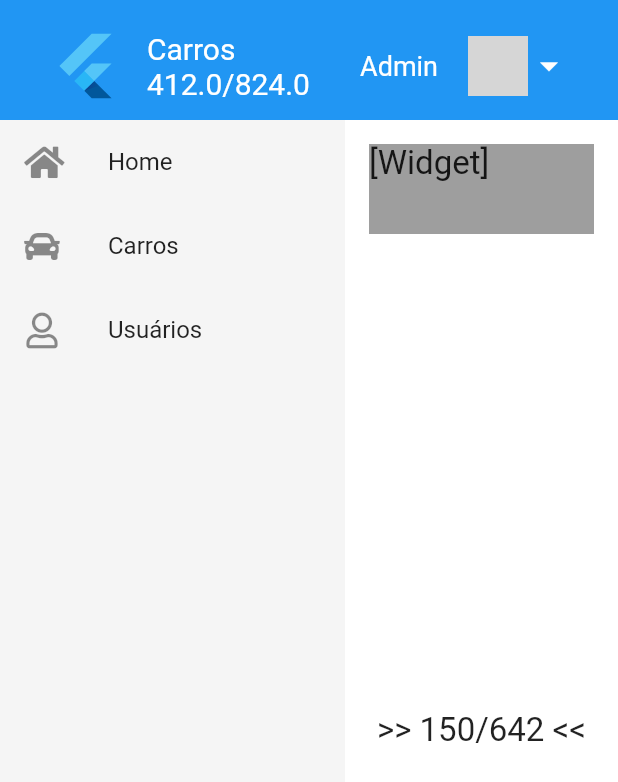
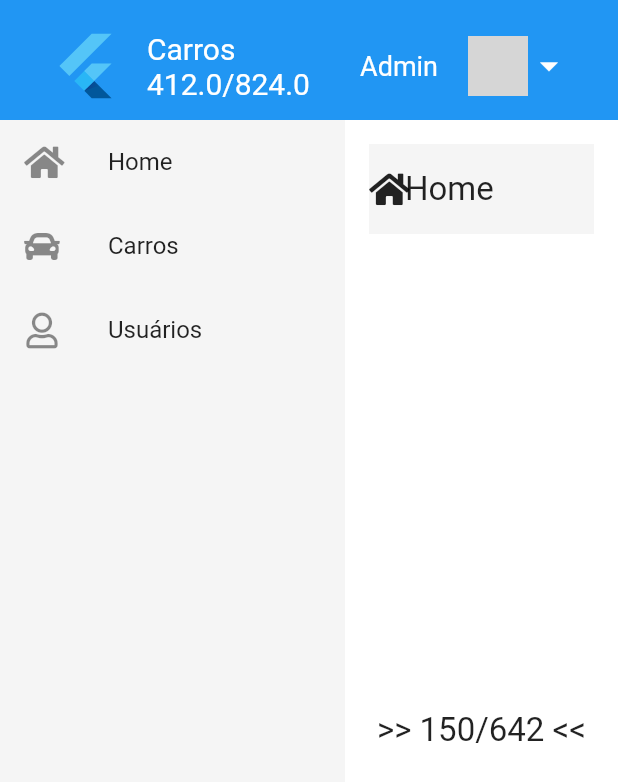
Before and after one commit to rlechetaudemy/carros_flutter_web, a Flutter app: the screen it shows after launch, on a phone screen of 412 x 824 dp. Shown: the top 782 px of the screen. Run offline on Flutter 3.47's test engine with Material 2 defaults, Android fonts, the phone set to English and light mode, and no system bars; our stand-ins replace font_awesome_flutter; network calls fail; grey boxes are pictures that could not be loaded.

```diff
--- a/lib/home.dart
+++ b/lib/home.dart
@@ -71,7 +71,7 @@ class _HomePageState extends State<HomePage> {
       child: Column(
         children: <Widget>[
           Container(
-            color: Colors.grey,
+            color: Colors.grey[100],
             width: size.width,
             height: 60,
             child: BreadCrumb(),
--- a/lib/web/breadcrub.dart
+++ b/lib/web/breadcrub.dart
@@ -1,6 +1,7 @@
 
 import 'package:carros_flutter_web/app_model.dart';
 import 'package:flutter/material.dart';
+import 'package:font_awesome_flutter/font_awesome_flutter.dart';
 import 'package:provider/provider.dart';
 
 class BreadCrumb extends StatefulWidget {
@@ -13,8 +14,23 @@ class _BreadCrumbState extends State<BreadCrumb> {
   Widget build(BuildContext context) {
     AppModel app = Provider.of<AppModel>(context);
 
-    return Container(
-      child: Text(app.pages.toString()),
-    );
+    return ListView.builder(
+        itemCount: app.pages.length,
+        scrollDirection: Axis.horizontal,
+        itemBuilder: (context, idx){
+
+          Widget page = app.pages[idx];
+
+          if(idx == 0) {
+            return Row(
+              children: <Widget>[
+                Icon(FontAwesomeIcons.home),
+                Text("Home")
+              ],
+            );
+          }
+
+          return Center(child: Text(" > ${page.runtimeType}"));
+    });
   }
 }
```
Also changed, not shown: 1 other file.
